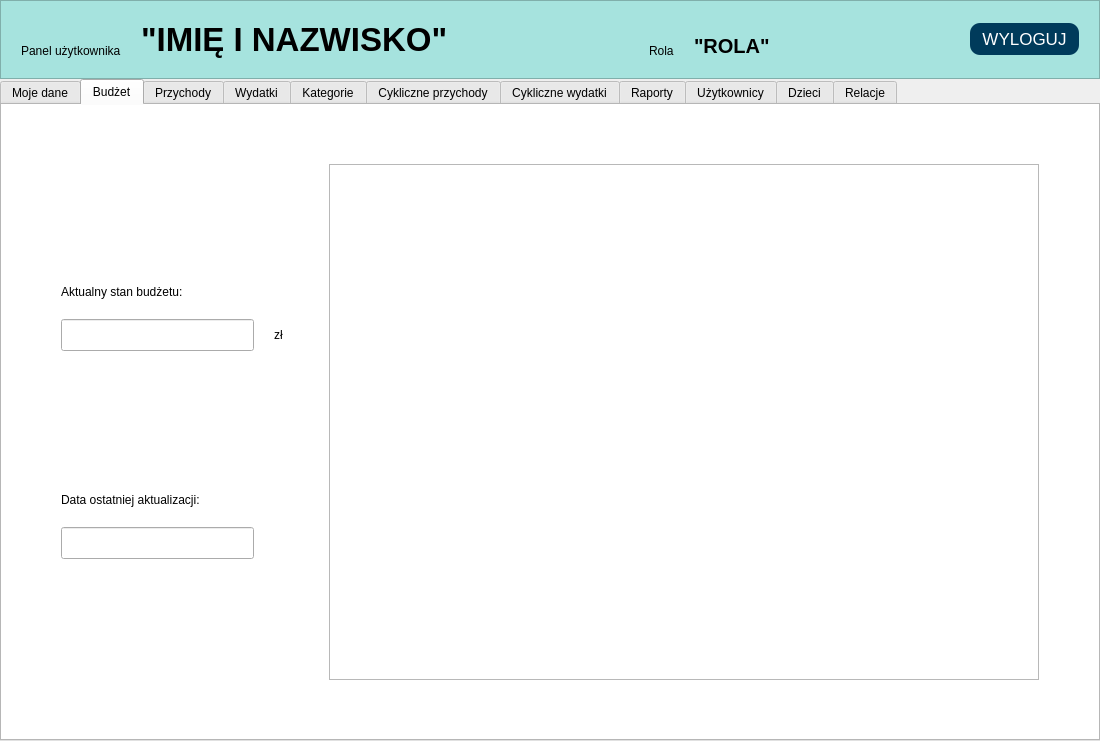
This is ui/User_Panel.ui in Dawid-Robak-IG/BUDZET_DOMOWY as Qt 5 draws it before an edit. The edited form follows.
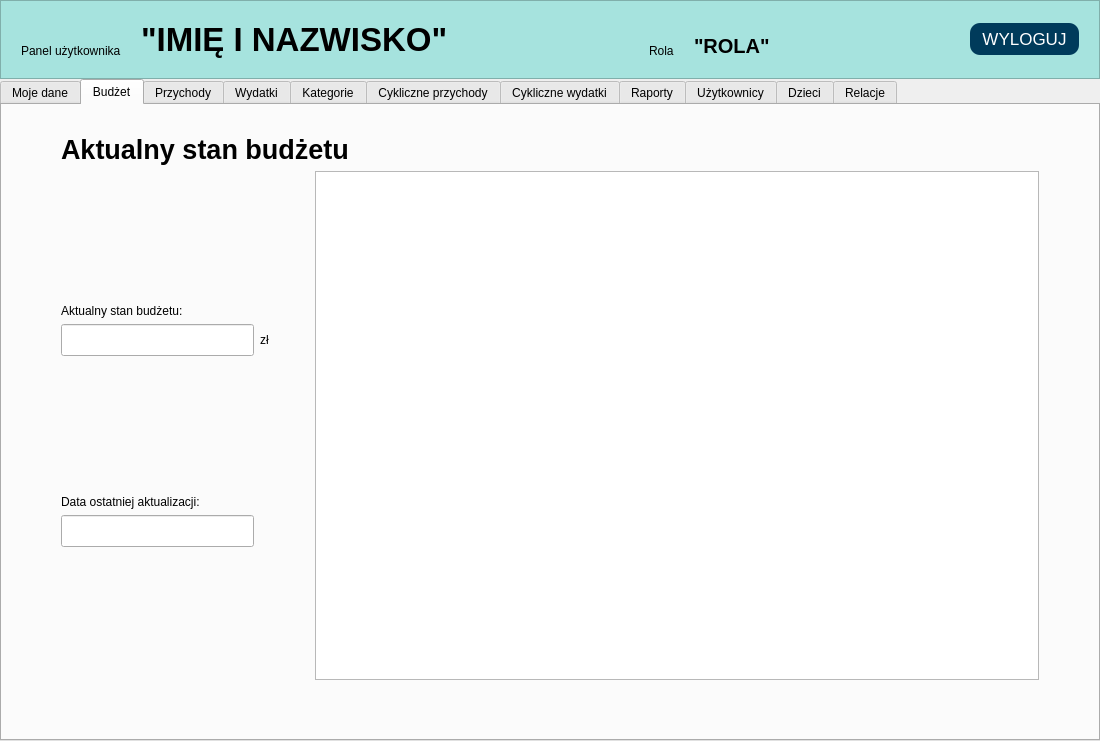
This is the edited form. The open tabs and pages were chosen to show the change.

The edit to the form file:
```diff
--- a/ui/User_Panel.ui
+++ b/ui/User_Panel.ui
@@ -190,21 +190,7 @@
    <item>
     <widget class="QTabWidget" name="tabWidget">
      <property name="styleSheet">
-      <string notr="true">QTabWidget{background-color:#ffffff}
-QPushButton {
-        border-radius: 10px;
-        background-color: rgba(0,59,91,255); 
-        color: white;
-        padding: 6px 12px;
-    }
-
-    QPushButton:hover {
-        background-color: rgba(0,59,91, 200); 
-    }
-
-    QPushButton:pressed {
-        background-color: rgba(0,59,91, 180); 
-    }</string>
+      <string notr="true"/>
      </property>
      <property name="tabPosition">
       <enum>QTabWidget::North</enum>
@@ -658,12 +644,12 @@
       </attribute>
       <layout class="QHBoxLayout" name="horizontalLayout_38">
        <item>
-        <layout class="QHBoxLayout" name="horizontalLayout_37">
+        <layout class="QVBoxLayout" name="verticalLayout_24">
          <property name="leftMargin">
           <number>50</number>
          </property>
          <property name="topMargin">
-          <number>50</number>
+          <number>20</number>
          </property>
          <property name="rightMargin">
           <number>50</number>
@@ -672,18 +658,33 @@
           <number>50</number>
          </property>
          <item>
-          <layout class="QVBoxLayout" name="verticalLayout_21">
-           <property name="spacing">
+          <widget class="QLabel" name="label_67">
+           <property name="font">
+            <font>
+             <pointsize>20</pointsize>
+             <bold>true</bold>
+            </font>
+           </property>
+           <property name="text">
+            <string>Aktualny stan budżetu</string>
+           </property>
+           <property name="margin">
             <number>20</number>
            </property>
-           <property name="leftMargin">
+          </widget>
+         </item>
+         <item>
+          <layout class="QHBoxLayout" name="horizontalLayout_36">
+           <property name="topMargin">
             <number>0</number>
            </property>
-           <property name="bottomMargin">
+           <item>
+            <layout class="QVBoxLayout" name="verticalLayout_25">
+             <property name="rightMargin">
             <number>0</number>
            </property>
            <item>
-            <spacer name="verticalSpacer_14">
+              <spacer name="verticalSpacer_13">
              <property name="orientation">
               <enum>Qt::Vertical</enum>
              </property>
@@ -749,7 +750,7 @@
             </layout>
            </item>
            <item>
-            <spacer name="verticalSpacer_21">
+              <spacer name="verticalSpacer_14">
              <property name="orientation">
               <enum>Qt::Vertical</enum>
              </property>
@@ -808,7 +809,7 @@
             </layout>
            </item>
            <item>
-            <spacer name="verticalSpacer_13">
+              <spacer name="verticalSpacer_21">
              <property name="orientation">
               <enum>Qt::Vertical</enum>
              </property>
@@ -835,6 +836,8 @@
         </layout>
        </item>
       </layout>
+       </item>
+      </layout>
      </widget>
      <widget class="QWidget" name="tab_Przychody">
       <attribute name="title">
```
Left out of the diff: 45 changed lines with no effect on the pictures. Lines whose indentation alone changed are shown as unchanged.
